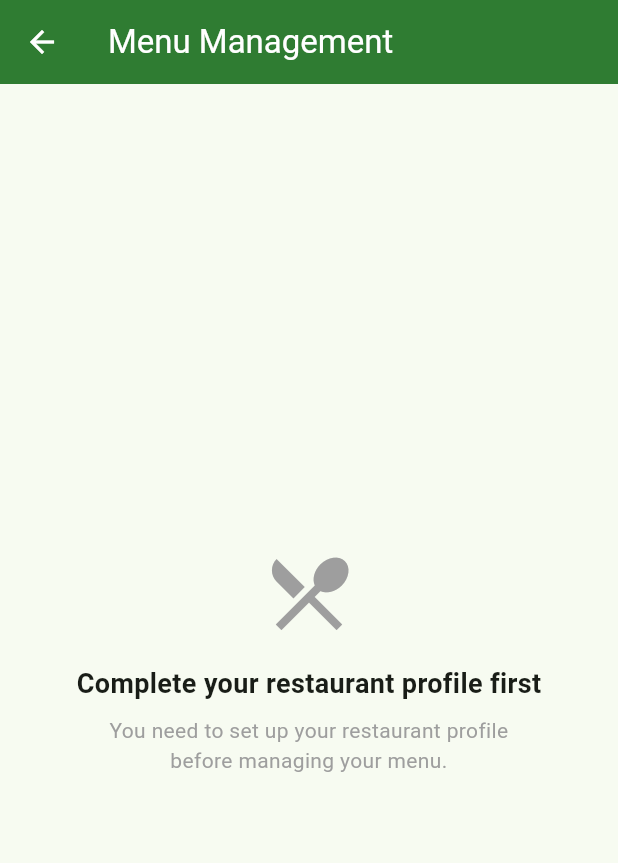
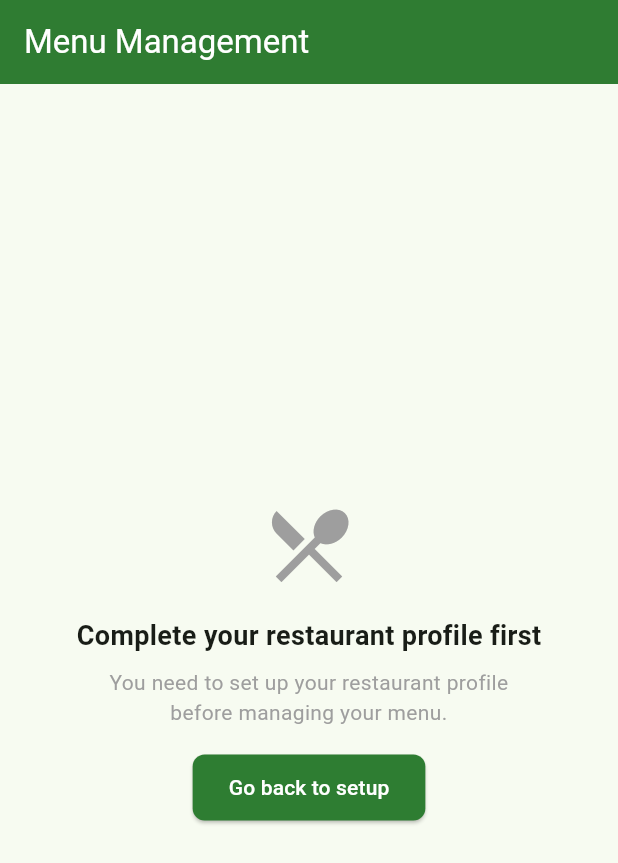
Before and after one commit to echeyne/restaurant-menu-optimizer, a Flutter app: the MenuManagementScreen screen opened by its route, on a phone screen of 412 x 824 dp. Shown: the top 863 px of the screen. Run offline on Flutter 3.47's test engine with Material 3 defaults, Android fonts, the phone set to English and light mode, and no system bars; our stand-ins replace file_picker, responsive_framework, shared_preferences; accounts and stored records are empty.

Commit message:
updates for endpoints

```diff
--- a/frontend/lib/screens/menu/menu_management_screen.dart
+++ b/frontend/lib/screens/menu/menu_management_screen.dart
@@ -1,4 +1,5 @@
 import 'package:flutter/material.dart';
+import 'package:frontend/utils/app_routes.dart';
 import 'package:provider/provider.dart';
 import 'package:file_picker/file_picker.dart';
 import '../../providers/menu_provider.dart';
@@ -24,7 +25,7 @@ class _MenuManagementScreenState extends State<MenuManagementScreen> {
   void initState() {
     super.initState();
     WidgetsBinding.instance.addPostFrameCallback((_) {
-      _loadMenuItems();
+      _loadRestaurantAndMenu();
     });
   }
 
@@ -32,6 +33,19 @@ class _MenuManagementScreenState extends State<MenuManagementScreen> {
   void dispose() {
     _searchController.dispose();
     super.dispose();
+  }
+
+  Future<void> _loadRestaurantAndMenu() async {
+    final restaurantProvider =
+        Provider.of<RestaurantProvider>(context, listen: false);
+
+    // First try to fetch the restaurant profile if it's not already loaded
+    if (restaurantProvider.restaurant == null) {
+      await restaurantProvider.getCurrentRestaurant();
+    }
+
+    // Then load menu items if we have a restaurant
+    _loadMenuItems();
   }
 
   void _loadMenuItems() {
@@ -153,8 +167,9 @@ class _MenuManagementScreenState extends State<MenuManagementScreen> {
           return Scaffold(
             appBar: AppBar(
               title: const Text('Menu Management'),
+              automaticallyImplyLeading: false,
             ),
-            body: const Center(
+            body: Center(
               child: Column(
                 mainAxisAlignment: MainAxisAlignment.center,
                 children: [
@@ -170,6 +185,12 @@ class _MenuManagementScreenState extends State<MenuManagementScreen> {
                     textAlign: TextAlign.center,
                     style: TextStyle(color: Colors.grey),
                   ),
+                  SizedBox(height: 16),
+                  ElevatedButton(
+                    onPressed: () => Navigator.of(context)
+                        .pushReplacementNamed(AppRoutes.restaurantSetup),
+                    child: Text('Go back to setup'),
+                  ),
                 ],
               ),
             ),
@@ -182,23 +203,30 @@ class _MenuManagementScreenState extends State<MenuManagementScreen> {
         return Scaffold(
           appBar: AppBar(
             title: const Text('Menu Management'),
-            actions: [
-              IconButton(
+            automaticallyImplyLeading: false,
+          ),
+          body: Column(
+            children: [
+              Row(
+                children: [
+                  ElevatedButton.icon(
+                    icon: const Icon(Icons.upload_file),
+                    onPressed: _uploadMenu,
+                    label: Text('Upload menu'),
+                  ),
+                  ElevatedButton.icon(
                     icon: Icon(_isGridView ? Icons.list : Icons.grid_view),
                     onPressed: () {
                       setState(() {
                         _isGridView = !_isGridView;
                       });
                     },
-              ),
-              IconButton(
-                icon: const Icon(Icons.upload_file),
-                onPressed: _uploadMenu,
+                    label: Text(
+                        _isGridView ? 'Toggle list view' : 'Toggle grid view'),
                   ),
                 ],
               ),
-          body: Column(
-            children: [
+
               // Search and filter bar
               Container(
                 padding: const EdgeInsets.all(16),
--- a/frontend/lib/screens/restaurant/restaurant_profile_setup_screen.dart
+++ b/frontend/lib/screens/restaurant/restaurant_profile_setup_screen.dart
@@ -587,7 +587,7 @@ class _RestaurantProfileSetupScreenState
                   children: [
                     const Icon(Icons.person, size: 20),
                     const SizedBox(width: 8),
-                    Text('Main Gender: $mainGender'),
+                    Text('Primary Gender: $mainGender'),
                   ],
                 ),
                 const SizedBox(height: 8),
@@ -734,6 +734,7 @@ class _RestaurantProfileSetupScreenState
             'You can adjust the minimum rating and click "Search Again" to try different criteria, or click "Complete Setup" to finish.',
             style: TextStyle(fontStyle: FontStyle.italic),
           ),
+          const SizedBox(height: 16),
         ],
       ],
     );
```
Also changed, not shown: 1 other file. Lines whose indentation alone changed are shown as unchanged.
